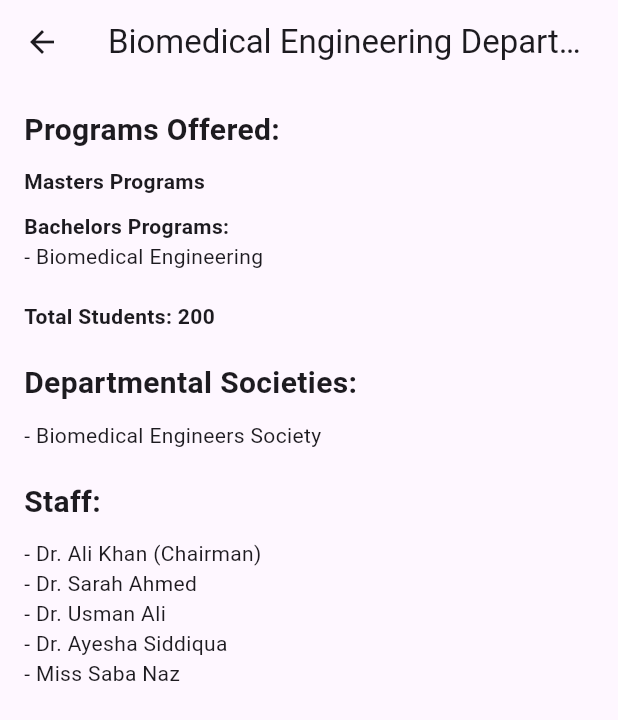
After one commit to Azharhayat271/Mad_Project, a Flutter app: the DepartmentScreen screen opened directly, after a tap on "Biomedical Engineering", on a phone screen of 412 x 824 dp. The commit adds this screen. Shown: the top 720 px of the screen. Run offline on Flutter 3.47's test engine with Material 3 defaults, Android fonts, the phone set to English and light mode, and no system bars; missing offline and left inert: mapbox_gl; network calls fail.

Commit message:
updated code

```diff
--- /dev/null
+++ b/lib/cards/details/bme.dart
@@ -0,0 +1,68 @@
+import 'package:flutter/material.dart';
+
+class BiomedicalEngineeringScreen extends StatelessWidget {
+  @override
+  Widget build(BuildContext context) {
+    return Scaffold(
+      appBar: AppBar(
+        title: Text('Biomedical Engineering Department'),
+      ),
+      body: SingleChildScrollView(
+        padding: EdgeInsets.all(16.0),
+        child: Column(
+          crossAxisAlignment: CrossAxisAlignment.start,
+          children: [
+            Text(
+              'Programs Offered:',
+              style: TextStyle(
+                fontSize: 20,
+                fontWeight: FontWeight.bold,
+              ),
+            ),
+            SizedBox(height: 10),
+            Text(
+              'Masters Programs',
+              style: TextStyle(fontWeight: FontWeight.bold),
+            ),
+            SizedBox(height: 10),
+            Text(
+              'Bachelors Programs:',
+              style: TextStyle(fontWeight: FontWeight.bold),
+            ),
+            Text('- Biomedical Engineering'),
+            SizedBox(height: 20),
+            Text(
+              'Total Students: 200',
+              style: TextStyle(fontWeight: FontWeight.bold),
+            ),
+            SizedBox(height: 20),
+            Text(
+              'Departmental Societies:',
+              style: TextStyle(
+                fontSize: 20,
+                fontWeight: FontWeight.bold,
+              ),
+            ),
+            SizedBox(height: 10),
+            Text('- Biomedical Engineers Society'),
+            SizedBox(height: 20),
+            Text(
+              'Staff:',
+              style: TextStyle(
+                fontSize: 20,
+                fontWeight: FontWeight.bold,
+              ),
+            ),
+            SizedBox(height: 10),
+            Text('- Dr. Ali Khan (Chairman)'),
+            Text('- Dr. Sarah Ahmed'),
+            Text('- Dr. Usman Ali'),
+            Text('- Dr. Ayesha Siddiqua'),
+            Text('- Miss Saba Naz'),
+            // Add other staff members similarly
+          ],
+        ),
+      ),
+    );
+  }
+}
--- /dev/null
+++ b/lib/cards/details/department.dart
@@ -0,0 +1,97 @@
+// DepartmentScreen.dart
+import 'package:flutter/material.dart';
+import './cs.dart';
+import './civil.dart';
+import './electrical.dart';
+import './mechnical.dart';
+import './bme.dart';
+// Import other department screen files
+
+class DepartmentScreen extends StatelessWidget {
+  @override
+  Widget build(BuildContext context) {
+    return Scaffold(
+      appBar: AppBar(
+        title: Text('Departments'),
+      ),
+      body: Column(
+        mainAxisSize: MainAxisSize.max,
+        children: [
+          Expanded(
+            child: ListView(
+              children: [
+                DepartmentCard(
+                  departmentName: 'Computer Science',
+                  chairman: 'Dr. Muhammad Idrees',
+                  icon: Icons.computer,
+                  departmentScreen: ComputerScienceScreen(),
+                ),
+                DepartmentCard(
+                  departmentName: 'Civil Engineering',
+                  chairman: 'Dr. Khawaja Adeel',
+                  icon: Icons.flash_on,
+                  departmentScreen: CivilEngineeringScreen(),
+                ),
+
+                DepartmentCard(
+                  departmentName: 'Electrical Engineering',
+                  chairman: 'Dr. Muhammad Usman',
+                  icon: Icons.electrical_services,
+                  departmentScreen: ElectricalEngineeringScreen(),
+                ),
+
+                DepartmentCard(
+                  departmentName: 'Mechanical Engineering',
+                  chairman: 'Dr. Muhammad Usman',
+                  icon: Icons.engineering,
+                  departmentScreen: MechanicalEngineeringScreen(),
+                ),
+
+                DepartmentCard(
+                  departmentName: 'Biomedical Engineering',
+                  chairman: 'Dr. Muhammad Usman',
+                  icon: Icons.medical_services,
+                  departmentScreen: BiomedicalEngineeringScreen(),
+                ),
+
+                // Add other department cards similarly
+              ],
+            ),
+          ),
+        ],
+      ),
+    );
+  }
+}
+
+class DepartmentCard extends StatelessWidget {
+  final String departmentName;
+  final String chairman;
+  final IconData icon;
+  final Widget departmentScreen;
+
+  const DepartmentCard({
+    required this.departmentName,
+    required this.chairman,
+    required this.icon,
+    required this.departmentScreen,
+  });
+
+  @override
+  Widget build(BuildContext context) {
+    return Card(
+      elevation: 5.0,
+      child: ListTile(
+        leading: Icon(icon),
+        title: Text(departmentName),
+        subtitle: Text('Chairman: $chairman'),
+        onTap: () {
+          Navigator.push(
+            context,
+            MaterialPageRoute(builder: (context) => departmentScreen),
+          );
+        },
+      ),
+    );
+  }
+}
--- /dev/null
+++ b/lib/cards/details/electrical.dart
@@ -0,0 +1,69 @@
+import 'package:flutter/material.dart';
+
+class ElectricalEngineeringScreen extends StatelessWidget {
+  @override
+  Widget build(BuildContext context) {
+    return Scaffold(
+      appBar: AppBar(
+        title: Text('Electrical Engineering Department'),
+      ),
+      body: SingleChildScrollView(
+        padding: EdgeInsets.all(16.0),
+        child: Column(
+          crossAxisAlignment: CrossAxisAlignment.start,
+          children: [
+            Text(
+              'Programs Offered:',
+              style: TextStyle(
+                fontSize: 20,
+                fontWeight: FontWeight.bold,
+              ),
+            ),
+            SizedBox(height: 10),
+            Text(
+              'Masters Programs',
+              style: TextStyle(fontWeight: FontWeight.bold),
+            ),
+            SizedBox(height: 10),
+            Text(
+              'Bachelors Programs:',
+              style: TextStyle(fontWeight: FontWeight.bold),
+            ),
+            Text('- Electrical Engineering'),
+            SizedBox(height: 20),
+            Text(
+              'Total Students: 300',
+              style: TextStyle(fontWeight: FontWeight.bold),
+            ),
+            SizedBox(height: 20),
+            Text(
+              'Departmental Societies:',
+              style: TextStyle(
+                fontSize: 20,
+                fontWeight: FontWeight.bold,
+              ),
+            ),
+            SizedBox(height: 10),
+            Text('- Electrician Society'),
+            SizedBox(height: 20),
+            Text(
+              'Staff:',
+              style: TextStyle(
+                fontSize: 20,
+                fontWeight: FontWeight.bold,
+              ),
+            ),
+            SizedBox(height: 10),
+            Text('- Dr. Ali Khan (Chairman)'),
+            Text('- Dr. Sarah Ahmed'),
+            Text('- Dr. Usman Ali'),
+            Text('- Dr. Ayesha Siddiqua'),
+            Text('- Miss Saba Naz'),
+            Text('- Miss Saima Bibi'),
+            // Add other staff members similarly
+          ],
+        ),
+      ),
+    );
+  }
+}
--- /dev/null
+++ b/lib/cards/details/mechnical.dart
@@ -0,0 +1,68 @@
+import 'package:flutter/material.dart';
+
+class MechanicalEngineeringScreen extends StatelessWidget {
+  @override
+  Widget build(BuildContext context) {
+    return Scaffold(
+      appBar: AppBar(
+        title: Text('Mechanical Engineering Department'),
+      ),
+      body: SingleChildScrollView(
+        padding: EdgeInsets.all(16.0),
+        child: Column(
+          crossAxisAlignment: CrossAxisAlignment.start,
+          children: [
+            Text(
+              'Programs Offered:',
+              style: TextStyle(
+                fontSize: 20,
+                fontWeight: FontWeight.bold,
+              ),
+            ),
+            SizedBox(height: 10),
+            Text(
+              'Masters Programs',
+              style: TextStyle(fontWeight: FontWeight.bold),
+            ),
+            SizedBox(height: 10),
+            Text(
+              'Bachelors Programs:',
+              style: TextStyle(fontWeight: FontWeight.bold),
+            ),
+            Text('- Mechanical Engineering'),
+            SizedBox(height: 20),
+            Text(
+              'Total Students: 350',
+              style: TextStyle(fontWeight: FontWeight.bold),
+            ),
+            SizedBox(height: 20),
+            Text(
+              'Departmental Societies:',
+              style: TextStyle(
+                fontSize: 20,
+                fontWeight: FontWeight.bold,
+              ),
+            ),
+            SizedBox(height: 10),
+            Text('- Mechanical Engineers Club'),
+            SizedBox(height: 20),
+            Text(
+              'Staff:',
+              style: TextStyle(
+                fontSize: 20,
+                fontWeight: FontWeight.bold,
+              ),
+            ),
+            SizedBox(height: 10),
+            Text('- Dr. Khalid Mahmood (Chairman)'),
+            Text('- Dr. Maria Khan'),
+            Text('- Dr. Amir Ali'),
+            Text('- Dr. Zainab Malik'),
+            Text('- Miss Ayesha Jamil'),
+            // Add other staff members similarly
+          ],
+        ),
+      ),
+    );
+  }
+}
--- a/lib/ui/chatbot_screen.dart
+++ b/lib/ui/chatbot_screen.dart
@@ -6,6 +6,7 @@ class ChatScreen extends StatefulWidget {
   const ChatScreen({super.key});
 
   @override
+  // ignore: library_private_types_in_public_api
   _ChatScreenState createState() => _ChatScreenState();
 }
 
@@ -32,9 +33,7 @@ class _ChatScreenState extends State<ChatScreen> {
       if (response.statusCode == 200) {
         Map<String, dynamic> data = json.decode(response.body);
         String answer = data['answer'];
-        return answer != null
-            ? answer
-            : "Error: No answer provided by the server";
+        return answer;
       } else {
         return "Error: Failed to fetch response";
       }
--- a/lib/ui/login.dart
+++ b/lib/ui/login.dart
@@ -1,7 +1,6 @@
 import 'dart:convert';
 
 import 'package:flutter/material.dart';
-import 'package:flutter_svg/svg.dart';
 import 'package:http/http.dart' as http;
 import 'package:smart_assistant_uni/ui/signup.dart';
 import 'navbar.dart';
--- a/lib/ui/main.dart
+++ b/lib/ui/main.dart
@@ -17,7 +17,7 @@ class MyApp extends StatelessWidget {
       home: SplashScreen(), // Set SplashScreen as the initial route
       routes: {
         '/home': (context) =>
-            LoginPage(), // Define the route for the home screen
+            const LoginPage(), // Define the route for the home screen
       },
     );
   }
--- a/lib/ui/splash_screen.dart
+++ b/lib/ui/splash_screen.dart
@@ -1,5 +1,4 @@
 import 'package:flutter/material.dart';
-import '';
 
 class SplashScreen extends StatefulWidget {
   @override
--- a/pubspec.yaml
+++ b/pubspec.yaml
@@ -37,9 +37,10 @@ dependencies:
   cupertino_icons: ^1.0.6
   http: ^1.2.1
   flutter_svg: ^2.0.10+1
-  flutter_stetho: ^0.3.1
+  # flutter_stetho: ^0.3.1
   webview_flutter: ^4.7.0
   mapbox_gl: ^0.16.0
+  url_launcher: ^6.2.6
 
 
 dev_dependencies:
```
Also changed, not shown: lib/cards/departments_card.dart (+14 -4 lines), lib/cards/details/civil.dart (added, +70 -0 lines), lib/cards/details/cs.dart (added, +71 -0 lines), lib/cards/info_card.dart (+12 -1 lines), lib/cards/information.dart (added, +69 -0 lines), pubspec.lock, 7 other files.
